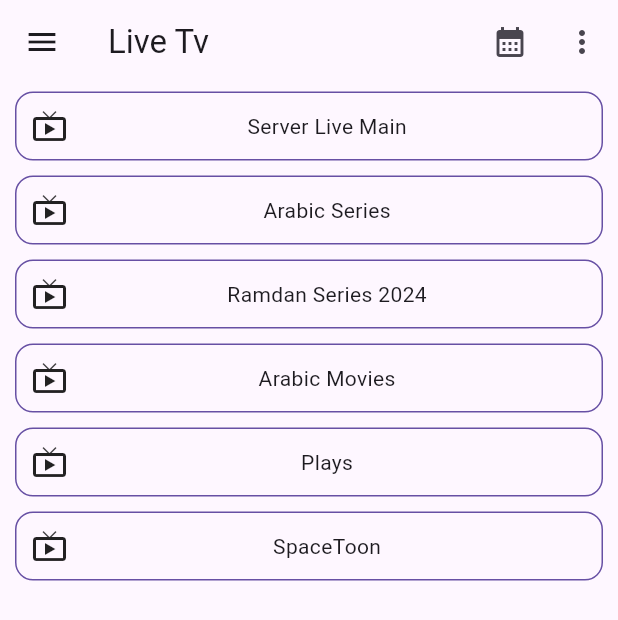
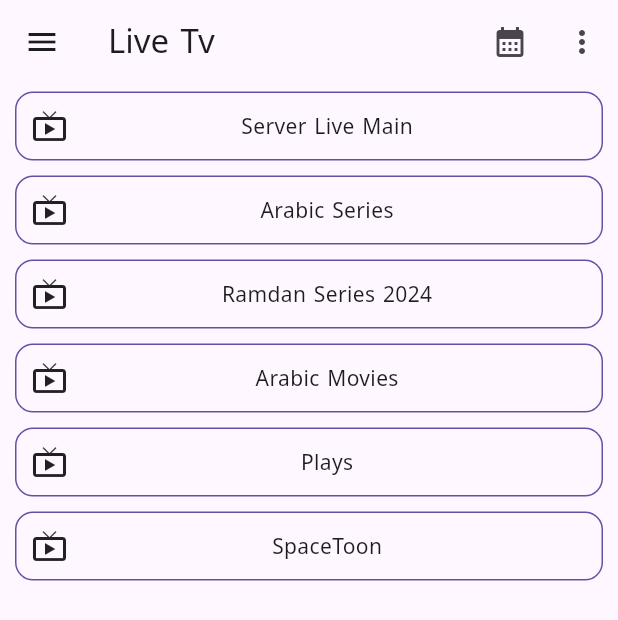
Before and after one commit to Emad-Pro/Match_Live, a Flutter app: the screen it shows after launch, on a phone screen of 412 x 824 dp. Shown: the top 620 px of the screen. Run offline on Flutter 3.47's test engine with Material 3 defaults, Android fonts, the light colour scheme and no system bars; our stand-ins replace bloc, flutter_bloc, freezed_annotation, get_it, shared_preferences.

Commit message:
Add Noto_kufe Arabic font and Noto Serif English

```diff
--- a/lib/core/theme/service/theme_service.dart
+++ b/lib/core/theme/service/theme_service.dart
@@ -1,10 +1,22 @@
 import 'package:flutter/material.dart';
 
+import '../../get_it/service_locator.dart';
+import '../../localizations/cubit/localizations_cubit.dart';
 import '../../shared_pref/shared_pref.dart';
 
 class ThemeService {
-  ThemeData lightTheme = ThemeData.light();
-  ThemeData darkTheme = ThemeData.dark();
+  static String? customFontFamily() {
+    return getIt<LocalizationsCubit>().state.locale.languageCode == 'en'
+        ? 'nato_kufe'
+        : 'noto_serif';
+  }
+
+  static ThemeData lightTheme =
+      ThemeData(brightness: Brightness.light, fontFamily: customFontFamily());
+
+  static ThemeData darkTheme =
+      ThemeData(brightness: Brightness.dark, fontFamily: customFontFamily());
+
   // var Key Theme
   static const String _themeKey = 'theme_key';
 
--- a/lib/main.dart
+++ b/lib/main.dart
@@ -45,8 +45,8 @@
                 GlobalWidgetsLocalizations.delegate,
                 GlobalCupertinoLocalizations.delegate,
               ],
-              theme: ThemeService().lightTheme,
-              darkTheme: ThemeService().darkTheme,
+              theme: ThemeService.lightTheme,
+              darkTheme: ThemeService.darkTheme,
               themeMode: ThemeService().themeApp(),
               home: const MainScreen(),
             );
```
Also changed, not shown: pubspec.yaml (+9 -0 lines), assets/fonts/noto_kufi/noto_kufi.ttf (added), assets/fonts/noto_serif/noto_serif.ttf (added).
